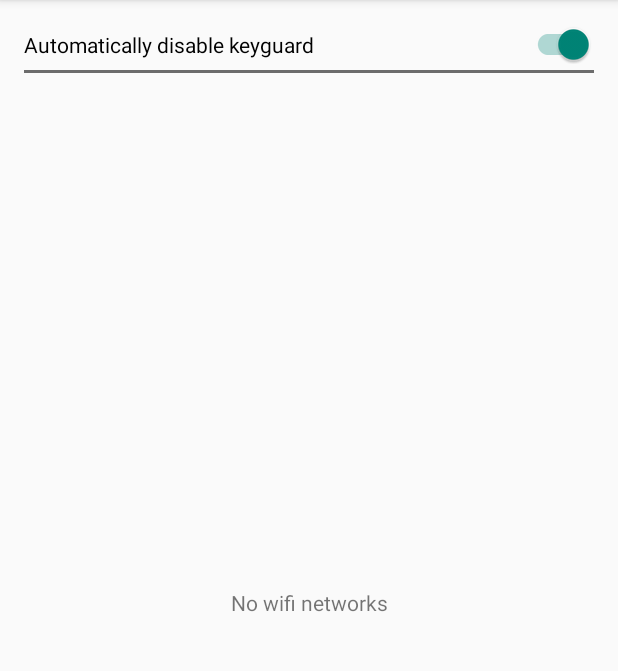
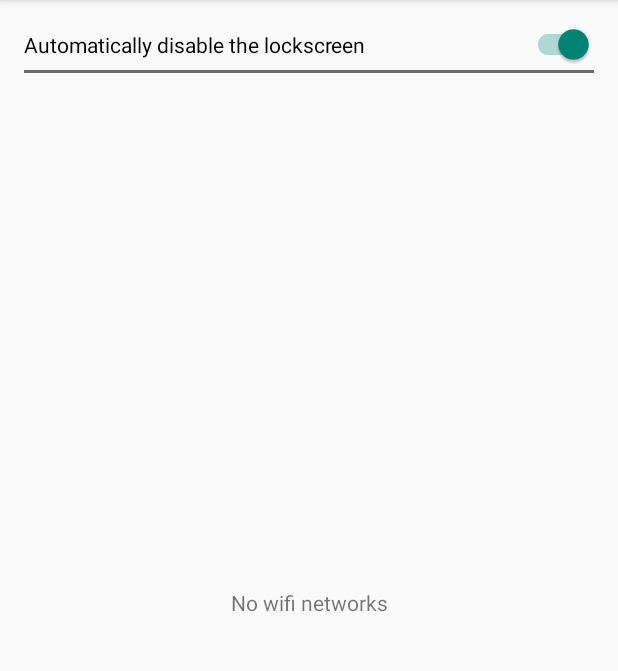
Before and after one commit to cabelitos/ScreenUnblocker, an Android app: the screen it shows after launch (MainActivity), on a phone screen of 412 x 824 dp, the part 84-755 px from its top. Run offline under Robolectric (Android 15) with nearby library versions, the phone set to English and light mode, and no system bars.

Commit message:
Add translations and remove unused strings

```diff
--- a/app/src/main/res/values/strings.xml
+++ b/app/src/main/res/values/strings.xml
@@ -1,14 +1,9 @@
 <?xml version="1.0" encoding="utf-8"?>
 <resources>
 
-    <string name="app_name">Screen Unblocker</string>
-    <string name="automatically_disable">Automatically disable keyguard</string>
+    <string name="app_name" translatable="false">Screen Unblocker</string>
+    <string name="automatically_disable">Automatically disable the lockscreen</string>
     <string name="no_networks">No wifi networks</string>
-    <string name="unknown">Unknown</string>
-    <string name="known">Known</string>
-    <string name="disable_hint">Disable keyguard ?</string>
-    <string name="know_networks">Known networks</string>
-    <string name="unknown_networks">Unknown networks</string>
     <string name="on">On</string>
     <string name="off">Off</string>
     <string name="notif_text">The service is running</string>
```
Also changed, not shown: 1 other file.
